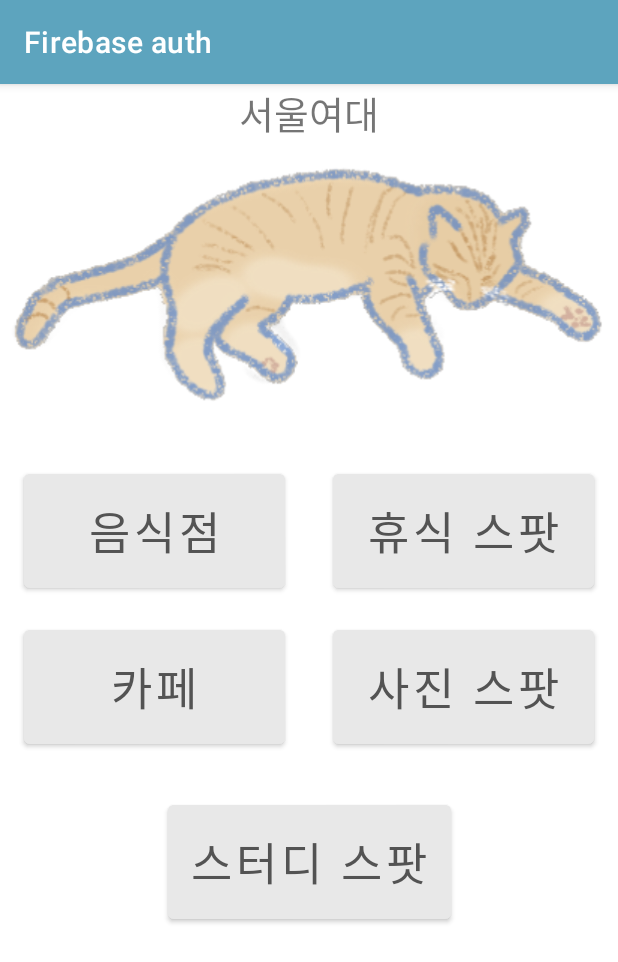
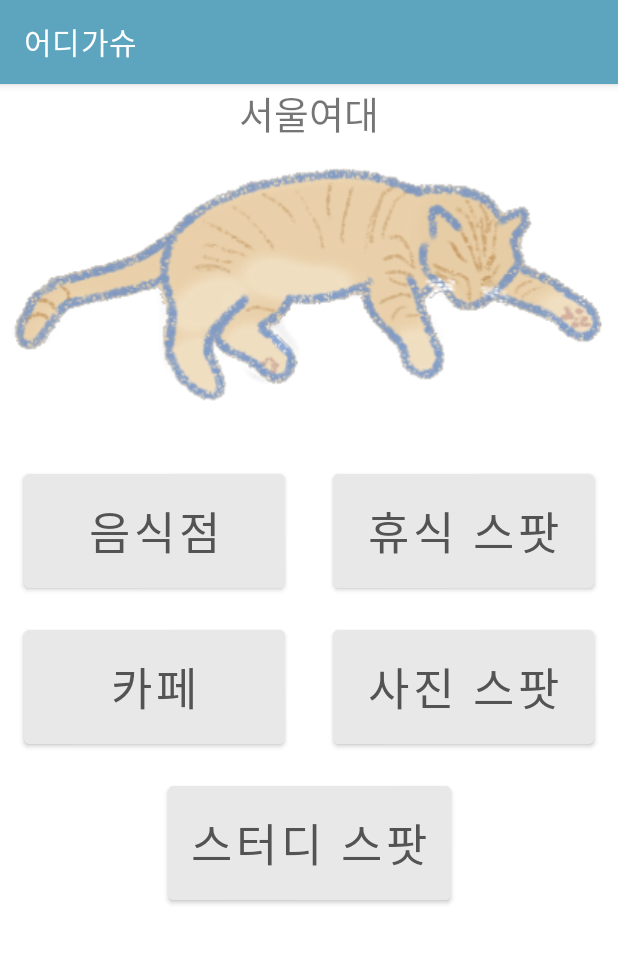
Before and after one commit to HayeonLee88/Guru2, an Android app: the SwuInActivity screen opened directly, with no data from a screen before it, on a phone screen of 412 x 824 dp. Shown: the top 962 px of the screen. Run offline under Robolectric (Android 15) with nearby library versions, the phone set to English and light mode, and no system bars.

Commit message:
어플 이름 수정

```diff
--- a/app/src/main/res/layout/activity_swuin.xml
+++ b/app/src/main/res/layout/activity_swuin.xml
@@ -104,14 +104,12 @@
         android:layout_width="wrap_content"
         android:layout_height="wrap_content"
         android:layout_marginTop="16dp"
-        android:layout_marginBottom="193dp"
         android:backgroundTint="#E8E8E8"
         android:gravity="center"
         android:padding="15dp"
         android:text="스터디 스팟"
         android:textColor="#FF535353"
         android:textSize="30sp"
-        app:layout_constraintBottom_toBottomOf="parent"
         app:layout_constraintEnd_toEndOf="parent"
         app:layout_constraintStart_toStartOf="parent"
         app:layout_constraintTop_toBottomOf="@+id/btnPhoto" />
--- a/app/src/main/res/layout/activity_swuout.xml
+++ b/app/src/main/res/layout/activity_swuout.xml
@@ -102,14 +102,12 @@
         android:layout_width="wrap_content"
         android:layout_height="wrap_content"
         android:layout_marginTop="16dp"
-        android:layout_marginBottom="196dp"
         android:backgroundTint="#E8E8E8"
         android:gravity="center"
         android:padding="15dp"
         android:text="스터디 스팟"
         android:textColor="#FF535353"
         android:textSize="30sp"
-        app:layout_constraintBottom_toBottomOf="parent"
         app:layout_constraintEnd_toEndOf="parent"
         app:layout_constraintStart_toStartOf="parent"
         app:layout_constraintTop_toBottomOf="@+id/btnDrink" />
--- a/app/src/main/res/values/strings.xml
+++ b/app/src/main/res/values/strings.xml
@@ -1,5 +1,5 @@
 <resources>
-    <string name="app_name">Firebase auth</string>
+    <string name="app_name">어디가슈</string>
     <string name="sign_in">Sign in</string>
     <string name="email">Email</string>
     <string name="password">Password</string>
```
Also changed, not shown: 1 other file.
